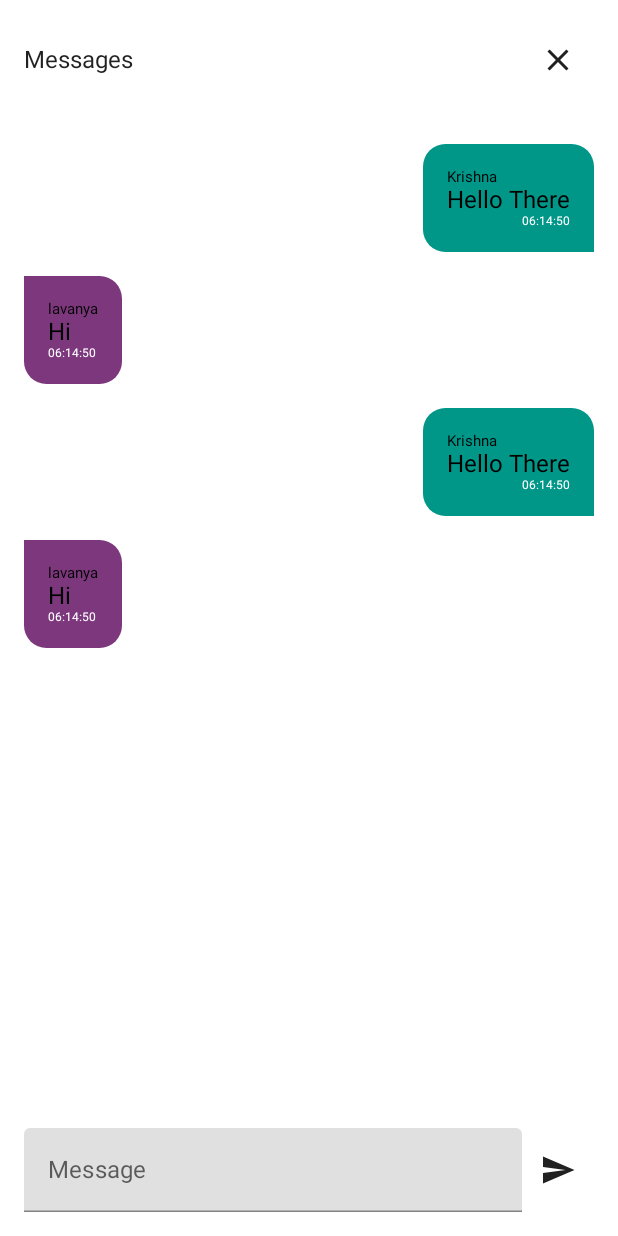
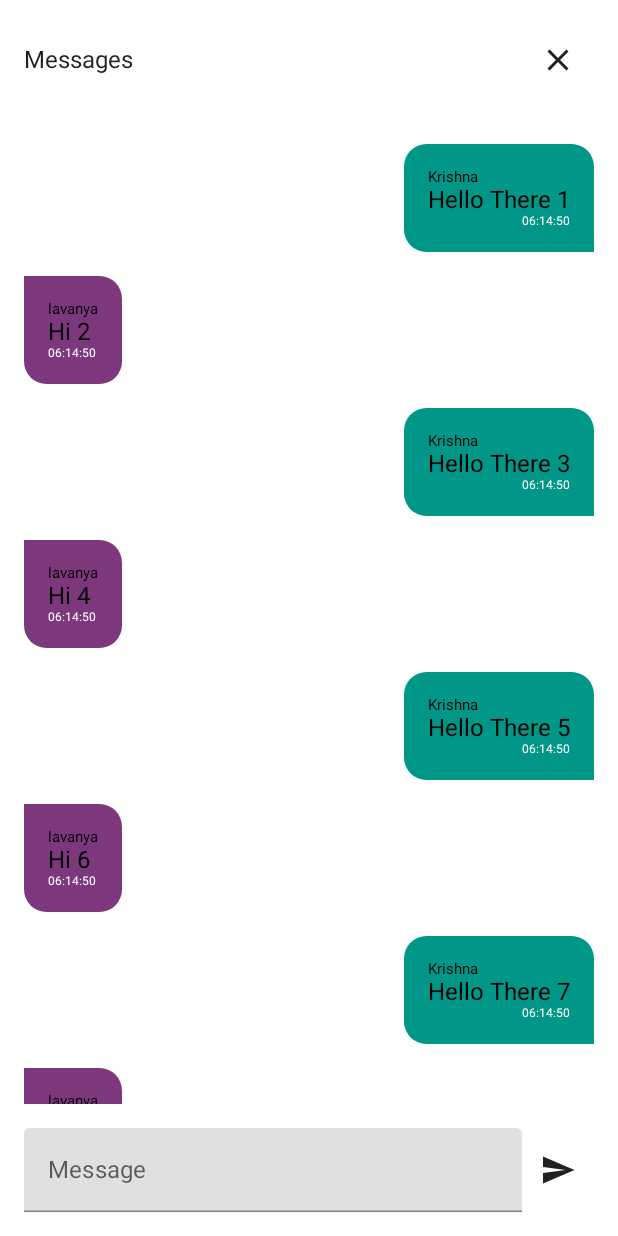
Before and after one commit to srikrishnasakunia/BluetoothChatApplication, an Android app built with Jetpack Compose: the @Preview function ChatScreenPreview, on a phone screen of 412 x 824 dp. Run offline under Robolectric (Android 15) with nearby library versions, the phone set to English and light mode, and no system bars.

Commit message:
[Push Number]: 6. [Description]: Fixed the connectivity issue due which Devices below Android S were not able to request and run bluetooth and fixed the text message logic.

```diff
--- a/app/src/main/java/dev/krishna/bluetoothchatapplication/data/chat/BluetoothMessageMapper.kt
+++ b/app/src/main/java/dev/krishna/bluetoothchatapplication/data/chat/BluetoothMessageMapper.kt
@@ -6,7 +6,7 @@ import java.util.Date
 
 fun String.toBluetoothMessage(isFromLocalSender: Boolean): BluetoothMessage{
     val name = substringBefore(" # ")
-    val message = substringAfter(" # ")
+    val message = substringAfter(" # ").substringBeforeLast(" # ")
     val timestamp = substringAfterLast(" # ")
     return BluetoothMessage(
         message = message,
--- a/app/src/main/java/dev/krishna/bluetoothchatapplication/presentation/components/BluetoothSampleMessage.kt
+++ b/app/src/main/java/dev/krishna/bluetoothchatapplication/presentation/components/BluetoothSampleMessage.kt
@@ -3,20 +3,24 @@ package dev.krishna.bluetoothchatapplication.presentation.components
 import dev.krishna.bluetoothchatapplication.domain.chat.BluetoothMessage
 
 object BluetoothSampleMessage {
-    val messages = listOf<BluetoothMessage>(getMessage(), getSecondMessage(), getMessage(), getSecondMessage())
+    val messages = listOf<BluetoothMessage>(
+        getMessage(1), getSecondMessage(2), getMessage(3), getSecondMessage(4),
+        getMessage(5), getSecondMessage(6), getMessage(7), getSecondMessage(8),
+        getMessage(9), getSecondMessage(10), getMessage(11), getSecondMessage(12),
+        getMessage(13), getSecondMessage(14), getMessage(15), getSecondMessage(16))
 
-    fun getMessage(): BluetoothMessage{
+    fun getMessage(no: Int): BluetoothMessage{
         return BluetoothMessage(
-            "Hello There",
+            "Hello There $no",
             "Krishna",
             true,
             "1685902490408"
         )
     }
 
-    fun getSecondMessage(): BluetoothMessage{
+    fun getSecondMessage(no: Int): BluetoothMessage{
         return BluetoothMessage(
-            "Hi",
+            "Hi $no",
             "lavanya",
             false,
             "1685902490408"
--- a/app/src/main/java/dev/krishna/bluetoothchatapplication/presentation/components/ChatScreen.kt
+++ b/app/src/main/java/dev/krishna/bluetoothchatapplication/presentation/components/ChatScreen.kt
@@ -25,7 +25,6 @@ import androidx.compose.ui.Modifier
 import androidx.compose.ui.platform.LocalSoftwareKeyboardController
 import androidx.compose.ui.tooling.preview.Preview
 import androidx.compose.ui.unit.dp
-import dev.krishna.bluetoothchatapplication.domain.chat.BluetoothMessage
 import dev.krishna.bluetoothchatapplication.presentation.BluetoothUiState
 import dev.krishna.bluetoothchatapplication.ui.theme.BluetoothChatApplicationTheme
 
--- a/app/src/main/java/dev/krishna/bluetoothchatapplication/utils/UtilFunctions.kt
+++ b/app/src/main/java/dev/krishna/bluetoothchatapplication/utils/UtilFunctions.kt
@@ -2,7 +2,10 @@ package dev.krishna.bluetoothchatapplication.utils
 
 import android.content.Context
 import android.content.pm.PackageManager
+import android.util.Log
 
 fun hasPermission(context: Context,permission: String): Boolean{
-    return context.checkSelfPermission(permission) == PackageManager.PERMISSION_GRANTED
+    val isPermissionGranted = context.checkSelfPermission(permission) == PackageManager.PERMISSION_GRANTED
+    Log.d("Permission Handler","$permission granted = $isPermissionGranted")
+    return isPermissionGranted
 }
```
Also changed, not shown: app/src/main/AndroidManifest.xml (+19 -3 lines), app/src/main/java/dev/krishna/bluetoothchatapplication/data/chat/AndroidBluetoothController.kt (+29 -6 lines), app/src/main/java/dev/krishna/bluetoothchatapplication/presentation/MainActivity.kt (+10 -1 lines).
